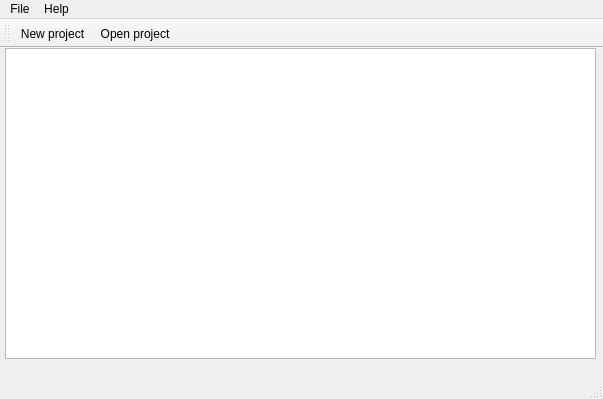
This is mainwindow.ui in Anton9kin/Milandr_v3 as Qt 5 draws it before an edit. The edited form follows.
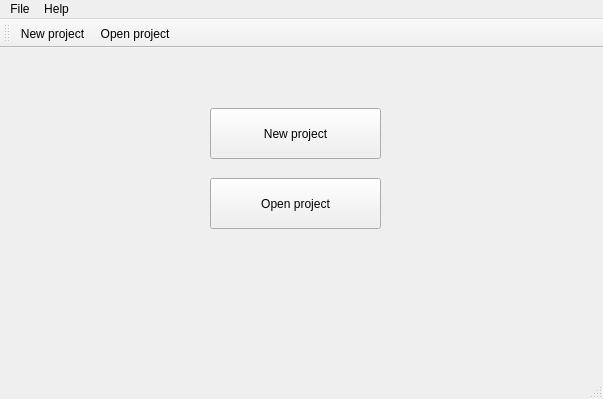
This is the edited form. Icons and pictures are not drawn.

Commit message: Change loading window Class Processor is added

Diff of the .ui file:
```diff
--- a/mainwindow.ui
+++ b/mainwindow.ui
@@ -14,14 +14,38 @@
    <string>Генератор кода</string>
   </property>
   <widget class="QWidget" name="centralWidget">
-   <widget class="QTableView" name="tableView">
+   <widget class="QPushButton" name="btn_New">
     <property name="geometry">
      <rect>
-      <x>5</x>
-      <y>0</y>
-      <width>591</width>
-      <height>311</height>
+      <x>210</x>
+      <y>60</y>
+      <width>171</width>
+      <height>51</height>
      </rect>
+    </property>
+    <property name="text">
+     <string>New project</string>
+    </property>
+    <property name="icon">
+     <iconset resource="resources/resources.qrc">
+      <normaloff>:/icons/icon_Add.png</normaloff>:/icons/icon_Add.png</iconset>
+    </property>
+   </widget>
+   <widget class="QPushButton" name="btn_Open">
+    <property name="geometry">
+     <rect>
+      <x>210</x>
+      <y>130</y>
+      <width>171</width>
+      <height>51</height>
+     </rect>
+    </property>
+    <property name="text">
+     <string>Open project</string>
+    </property>
+    <property name="icon">
+     <iconset resource="resources/resources.qrc">
+      <normaloff>:/icons/icon_Open.png</normaloff>:/icons/icon_Open.png</iconset>
     </property>
    </widget>
   </widget>
```
The commit also changes 13 other files.
